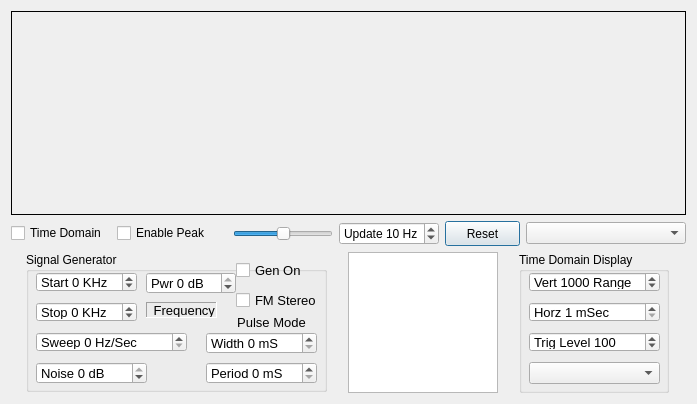
First picture: the form in unixforms/testbench.ui, repository rafael2k/CuteSDR, before the edit.
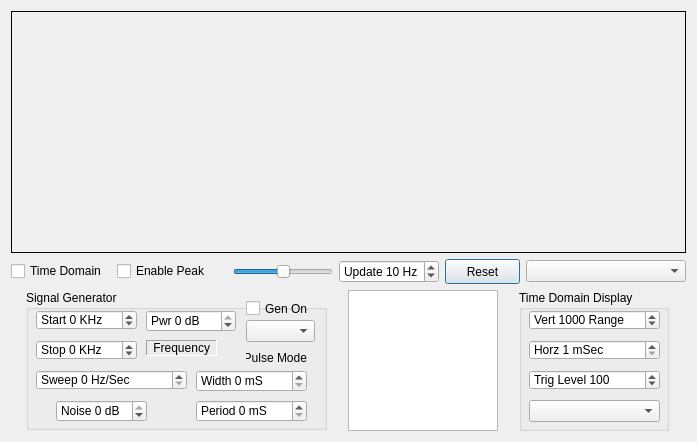
Second picture: the form after the edit.

The edit to the form file:
```diff
--- a/unixforms/testbench.ui
+++ b/unixforms/testbench.ui
@@ -7,7 +7,7 @@
     <x>0</x>
     <y>0</y>
     <width>695</width>
-    <height>404</height>
+    <height>442</height>
    </rect>
   </property>
   <property name="minimumSize">
@@ -67,11 +67,6 @@
          <height>17</height>
         </size>
        </property>
-       <property name="font">
-        <font>
-         <pointsize>9</pointsize>
-        </font>
-       </property>
        <property name="text">
         <string>Time Domain</string>
        </property>
@@ -91,11 +86,6 @@
          <height>0</height>
         </size>
        </property>
-       <property name="font">
-        <font>
-         <pointsize>9</pointsize>
-        </font>
-       </property>
        <property name="text">
         <string>Enable Peak</string>
        </property>
@@ -152,11 +142,6 @@
          <height>20</height>
         </size>
        </property>
-       <property name="font">
-        <font>
-         <pointsize>9</pointsize>
-        </font>
-       </property>
        <property name="suffix">
         <string> Hz</string>
        </property>
@@ -210,11 +195,6 @@
          <height>22</height>
         </size>
        </property>
-       <property name="font">
-        <font>
-         <pointsize>9</pointsize>
-        </font>
-       </property>
       </widget>
      </item>
     </layout>
@@ -253,11 +233,6 @@
           <height>0</height>
          </size>
         </property>
-        <property name="font">
-         <font>
-          <pointsize>10</pointsize>
-         </font>
-        </property>
         <property name="focusPolicy">
          <enum>Qt::NoFocus</enum>
         </property>
@@ -280,11 +255,6 @@
           <height>20</height>
          </rect>
         </property>
-        <property name="font">
-         <font>
-          <pointsize>10</pointsize>
-         </font>
-        </property>
         <property name="suffix">
          <string> Hz/Sec</string>
         </property>
@@ -310,11 +280,6 @@
           <height>20</height>
          </rect>
         </property>
-        <property name="font">
-         <font>
-          <pointsize>10</pointsize>
-         </font>
-        </property>
         <property name="suffix">
          <string> KHz</string>
         </property>
@@ -340,11 +305,6 @@
           <height>20</height>
          </rect>
         </property>
-        <property name="font">
-         <font>
-          <pointsize>10</pointsize>
-         </font>
-        </property>
         <property name="suffix">
          <string> KHz</string>
         </property>
@@ -364,17 +324,12 @@
        <widget class="QSpinBox" name="spinBoxNoise">
         <property name="geometry">
          <rect>
-          <x>10</x>
+          <x>30</x>
           <y>110</y>
-          <width>111</width>
+          <width>91</width>
           <height>22</height>
          </rect>
         </property>
-        <property name="font">
-         <font>
-          <pointsize>10</pointsize>
-         </font>
-        </property>
         <property name="suffix">
          <string> dB</string>
         </property>
@@ -403,11 +358,6 @@
           <height>0</height>
          </size>
         </property>
-        <property name="font">
-         <font>
-          <pointsize>10</pointsize>
-         </font>
-        </property>
         <property name="suffix">
          <string> dB</string>
         </property>
@@ -424,9 +374,9 @@
        <widget class="QCheckBox" name="checkBoxGen">
         <property name="geometry">
          <rect>
-          <x>210</x>
+          <x>220</x>
           <y>10</y>
-          <width>101</width>
+          <width>70</width>
           <height>17</height>
          </rect>
         </property>
@@ -436,11 +386,6 @@
           <height>0</height>
          </size>
         </property>
-        <property name="font">
-         <font>
-          <pointsize>10</pointsize>
-         </font>
-        </property>
         <property name="text">
          <string>Gen On</string>
         </property>
@@ -448,7 +393,7 @@
        <widget class="QSpinBox" name="spinBoxPulseWidth">
         <property name="geometry">
          <rect>
-          <x>180</x>
+          <x>170</x>
           <y>80</y>
           <width>111</width>
           <height>22</height>
@@ -460,11 +405,6 @@
           <height>0</height>
          </size>
         </property>
-        <property name="font">
-         <font>
-          <pointsize>10</pointsize>
-         </font>
-        </property>
         <property name="suffix">
          <string> mS</string>
         </property>
@@ -481,7 +421,7 @@
        <widget class="QSpinBox" name="spinBoxPulsePeriod">
         <property name="geometry">
          <rect>
-          <x>180</x>
+          <x>170</x>
           <y>110</y>
           <width>111</width>
           <height>22</height>
@@ -493,11 +433,6 @@
           <height>0</height>
          </size>
         </property>
-        <property name="font">
-         <font>
-          <pointsize>10</pointsize>
-         </font>
-        </property>
         <property name="suffix">
          <string> mS</string>
         </property>
@@ -514,46 +449,36 @@
        <widget class="QLabel" name="label">
         <property name="geometry">
          <rect>
-          <x>200</x>
+          <x>220</x>
           <y>60</y>
-          <width>91</width>
-          <height>20</height>
+          <width>61</width>
+          <height>16</height>
          </rect>
         </property>
-        <property name="font">
-         <font>
-          <pointsize>10</pointsize>
-         </font>
-        </property>
         <property name="text">
          <string>Pulse Mode</string>
         </property>
         <property name="alignment">
-         <set>Qt::AlignCenter</set>
+         <set>Qt::AlignRight|Qt::AlignTrailing|Qt::AlignVCenter</set>
         </property>
        </widget>
-       <widget class="QCheckBox" name="checkBoxFm">
+       <widget class="QComboBox" name="comboBoxGenMode">
         <property name="geometry">
          <rect>
-          <x>210</x>
-          <y>40</y>
-          <width>101</width>
-          <height>17</height>
+          <x>220</x>
+          <y>30</y>
+          <width>69</width>
+          <height>22</height>
          </rect>
         </property>
-        <property name="minimumSize">
-         <size>
-          <width>70</width>
-          <height>0</height>
-         </size>
+        <property name="currentText">
+         <string/>
         </property>
-        <property name="font">
-         <font>
-          <pointsize>10</pointsize>
-         </font>
+        <property name="maxVisibleItems">
+         <number>3</number>
         </property>
-        <property name="text">
-         <string>FM Stereo</string>
+        <property name="maxCount">
+         <number>3</number>
         </property>
        </widget>
       </widget>
@@ -578,11 +503,6 @@
          <height>16777215</height>
         </size>
        </property>
-       <property name="font">
-        <font>
-         <pointsize>10</pointsize>
-        </font>
-       </property>
        <property name="readOnly">
         <bool>true</bool>
        </property>
@@ -626,11 +546,6 @@
           <verstretch>0</verstretch>
          </sizepolicy>
         </property>
-        <property name="font">
-         <font>
-          <pointsize>10</pointsize>
-         </font>
-        </property>
         <property name="suffix">
          <string> Range</string>
         </property>
@@ -659,11 +574,6 @@
           <height>20</height>
          </rect>
         </property>
-        <property name="font">
-         <font>
-          <pointsize>10</pointsize>
-         </font>
-        </property>
         <property name="suffix">
          <string> mSec</string>
         </property>
@@ -689,11 +599,6 @@
           <height>20</height>
          </rect>
         </property>
-        <property name="font">
-         <font>
-          <pointsize>10</pointsize>
-         </font>
-        </property>
         <property name="suffix">
          <string/>
         </property>
```
Left out of the diff: 91 changed lines with no effect on the pictures.
